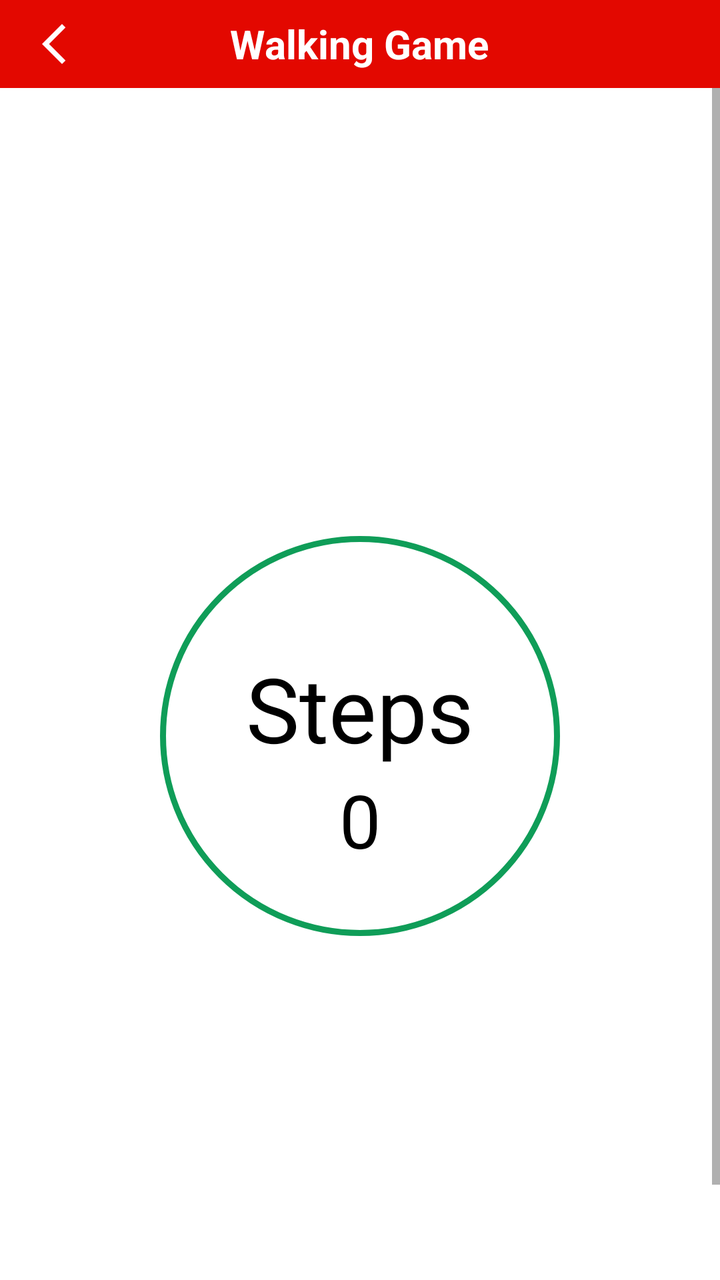
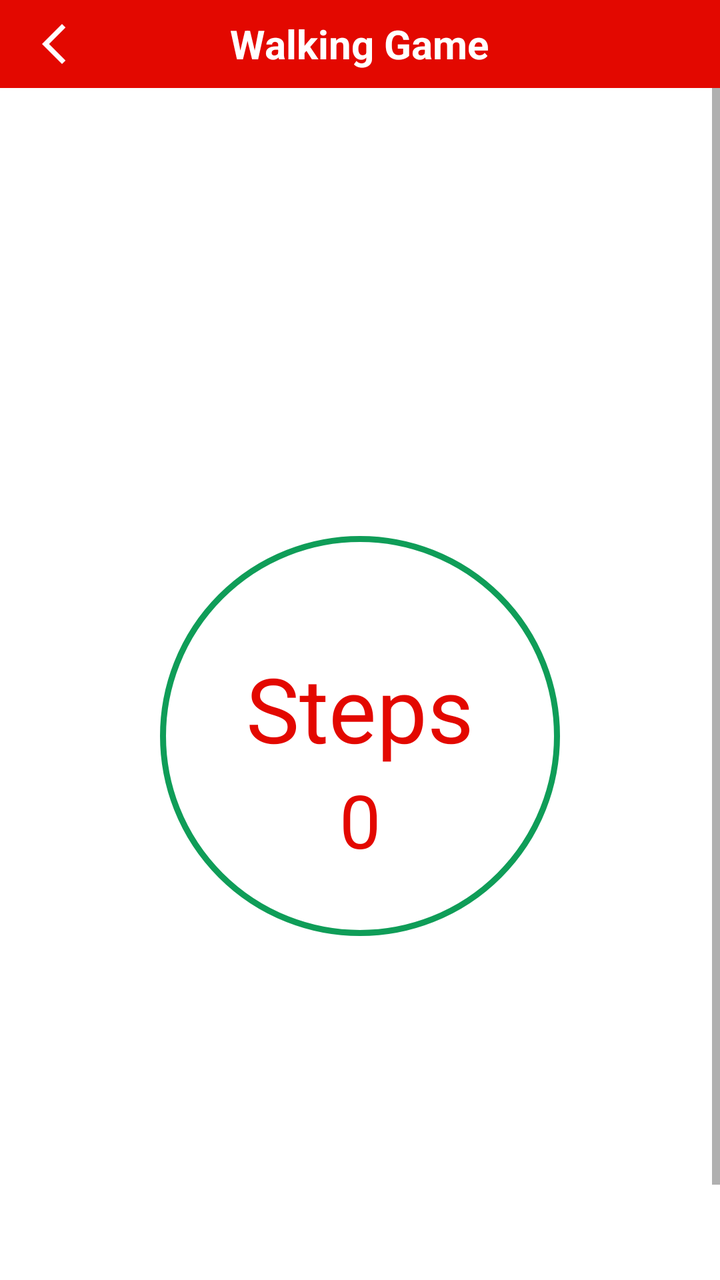

Screens rendered from an Android XML layout before and after an edit, with the pre-edit source and the edit as a unified diff.
<!-- AndroidManifest.xml: application theme Theme.WalkingGame -->
<!-- res/layout/activity_pedometer.xml -->
<?xml version="1.0" encoding="utf-8"?>
<layout xmlns:android="http://schemas.android.com/apk/res/android"
    xmlns:tools="http://schemas.android.com/tools">

    <LinearLayout
        android:layout_width="match_parent"
        android:layout_height="match_parent"
        android:orientation="vertical"
        tools:context=".activity.PedometerActivity">

        <RelativeLayout
            android:layout_width="match_parent"
            android:layout_height="wrap_content"
            android:background="@color/bandeau">

            <ImageButton
                android:id="@+id/back_btn"
                android:layout_width="wrap_content"
                android:layout_height="wrap_content"
                android:layout_centerVertical="true"
                android:layout_marginStart="5dp"
                android:background="@android:color/transparent"
                android:contentDescription="@string/content_description"
                android:padding="10dp"
                android:src="@drawable/back_button"
                tools:ignore="SpeakableTextPresentCheck,SpeakableTextPresentCheck,SpeakableTextPresentCheck" />

            <TextView
                android:layout_width="wrap_content"
                android:layout_height="wrap_content"
                android:layout_centerInParent="true"
                android:text="@string/game_title"
                android:textColor="@android:color/white"
                android:textSize="20sp"
                android:textStyle="bold" />
        </RelativeLayout>

        <ScrollView
            android:layout_width="match_parent"
            android:layout_height="0dp"
            android:layout_weight="1"
            android:fillViewport="true">

            <LinearLayout
                android:layout_width="match_parent"
                android:layout_height="wrap_content"
                android:orientation="vertical">


                <RelativeLayout
                    android:layout_width="match_parent"
                    android:layout_height="0dp"
                    android:layout_weight="1">

                    <TextView
                        android:id="@+id/steps"
                        android:layout_width="wrap_content"
                        android:layout_height="wrap_content"
                        android:layout_centerHorizontal="true"
                        android:layout_marginTop="280dp"
                        android:text="@string/steps"
                        android:textColor="@color/black"
                        android:textSize="45sp" />

                    <TextView
                        android:id="@+id/pedometer_steps"
                        android:layout_width="wrap_content"
                        android:layout_height="wrap_content"
                        android:layout_below="@+id/steps"
                        android:layout_centerHorizontal="true"
                        android:layout_marginTop="1dp"
                        android:text="@string/steps_number"
                        android:textColor="@color/black"
                        android:textSize="37sp" />

                    <ImageView
                        android:layout_width="200dp"
                        android:layout_height="200dp"
                        android:layout_centerInParent="true"
                        android:background="@drawable/circle"
                        android:contentDescription="@string/content_description" />

                    <Button
                        android:id="@+id/button_classment"
                        android:layout_width="wrap_content"
                        android:layout_height="wrap_content"
                        android:text="Classment"
                        android:layout_marginTop="600dp"
                        android:layout_centerHorizontal="true" />


                </RelativeLayout>


            </LinearLayout>


        </ScrollView>

    </LinearLayout>
</layout>
<!-- resources referenced by this layout -->
<resources>
  <color name="bandeau">#e30800</color>
  <color name="black">#FF000000</color>
  <!-- drawable back_button (drawable) -->
  <vector android:height="24dp" android:tint="#FFFFFF"
      android:viewportHeight="24" android:viewportWidth="24"
      android:width="24dp" xmlns:android="http://schemas.android.com/apk/res/android">
      <path android:fillColor="@android:color/white" android:pathData="M17.77,3.77l-1.77,-1.77l-10,10l10,10l1.77,-1.77l-8.23,-8.23z"/>
  </vector>
  <!-- drawable circle (drawable) -->
  <?xml version="1.0" encoding="utf-8"?>
  <selector xmlns:android="http://schemas.android.com/apk/res/android">
      <item>
          <shape android:shape="oval">
              <stroke android:color="#0F9D58" android:width="3dp"/>
              <size android:width="120dp" android:height="120dp"/>
          </shape>
      </item>
  
  </selector>
  <string name="content_description">content_description</string>
  <string name="game_title">Walking Game</string>
  <string name="steps">Steps</string>
  <string name="steps_number">0</string>
  <style name="Theme.WalkingGame" parent="Theme.MaterialComponents.DayNight.DarkActionBar">
          
          <item name="colorPrimary">@color/purple_500</item>
          <item name="colorPrimaryVariant">@color/purple_700</item>
          <item name="colorOnPrimary">@color/white</item>
          
          <item name="colorSecondary">@color/teal_200</item>
          <item name="colorSecondaryVariant">@color/teal_700</item>
          <item name="colorOnSecondary">@color/black</item>
          
          <item name="android:statusBarColor">?attr/colorPrimaryVariant</item>
          
      </style>
  <color name="purple_500">#FF6200EE</color>
  <color name="purple_700">#FF3700B3</color>
  <color name="white">#FFFFFFFF</color>
  <color name="teal_200">#FF03DAC5</color>
  <color name="teal_700">#FF018786</color>
</resources>

<!-- the commit's change to res/layout/activity_pedometer.xml (unified diff, before → after) -->
@@ -59,7 +59,7 @@
                         android:layout_centerHorizontal="true"
                         android:layout_marginTop="280dp"
                         android:text="@string/steps"
-                        android:textColor="@color/black"
+                        android:textColor="@color/bandeau"
                         android:textSize="45sp" />
 
                     <TextView
@@ -70,7 +70,7 @@
                         android:layout_centerHorizontal="true"
                         android:layout_marginTop="1dp"
                         android:text="@string/steps_number"
-                        android:textColor="@color/black"
+                        android:textColor="@color/bandeau"
                         android:textSize="37sp" />
 
                     <ImageView
<!-- resource entries referenced after the edit -->
@@ -1,7 +1,6 @@
 <!-- resources referenced by this layout -->
 <resources>
   <color name="bandeau">#e30800</color>
-  <color name="black">#FF000000</color>
   <!-- drawable back_button (drawable) -->
   <vector android:height="24dp" android:tint="#FFFFFF"
       android:viewportHeight="24" android:viewportWidth="24"
@@ -41,5 +40,6 @@
   <color name="white">#FFFFFFFF</color>
   <color name="teal_200">#FF03DAC5</color>
   <color name="teal_700">#FF018786</color>
+  <color name="black">#FF000000</color>
 </resources>
 
